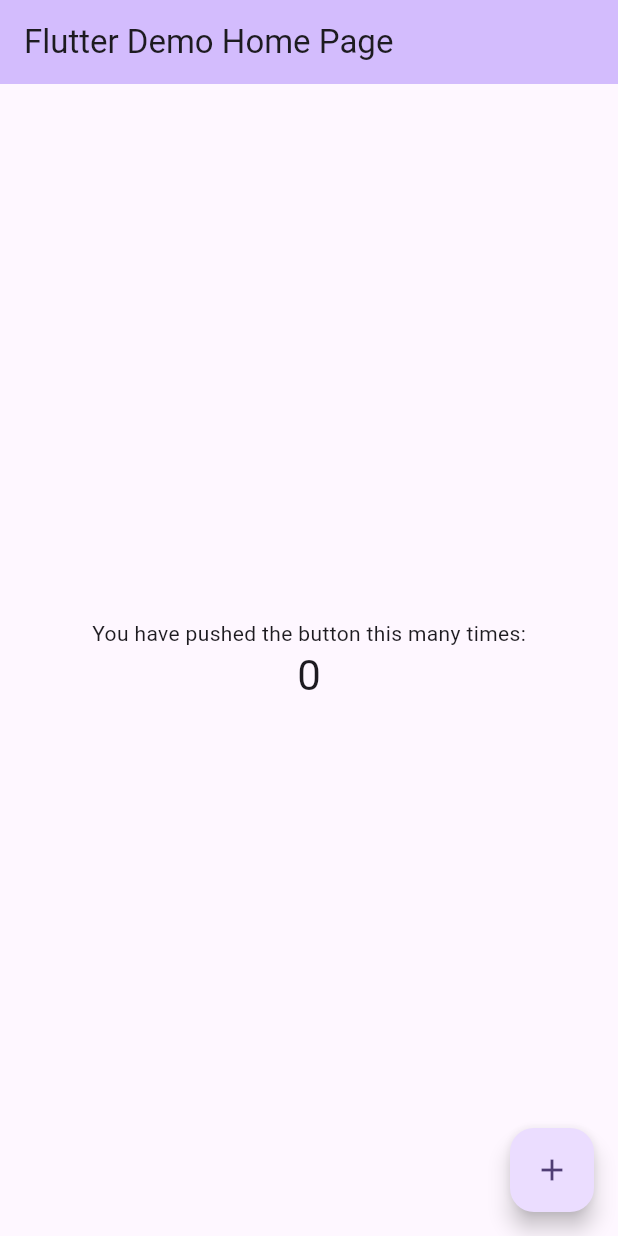
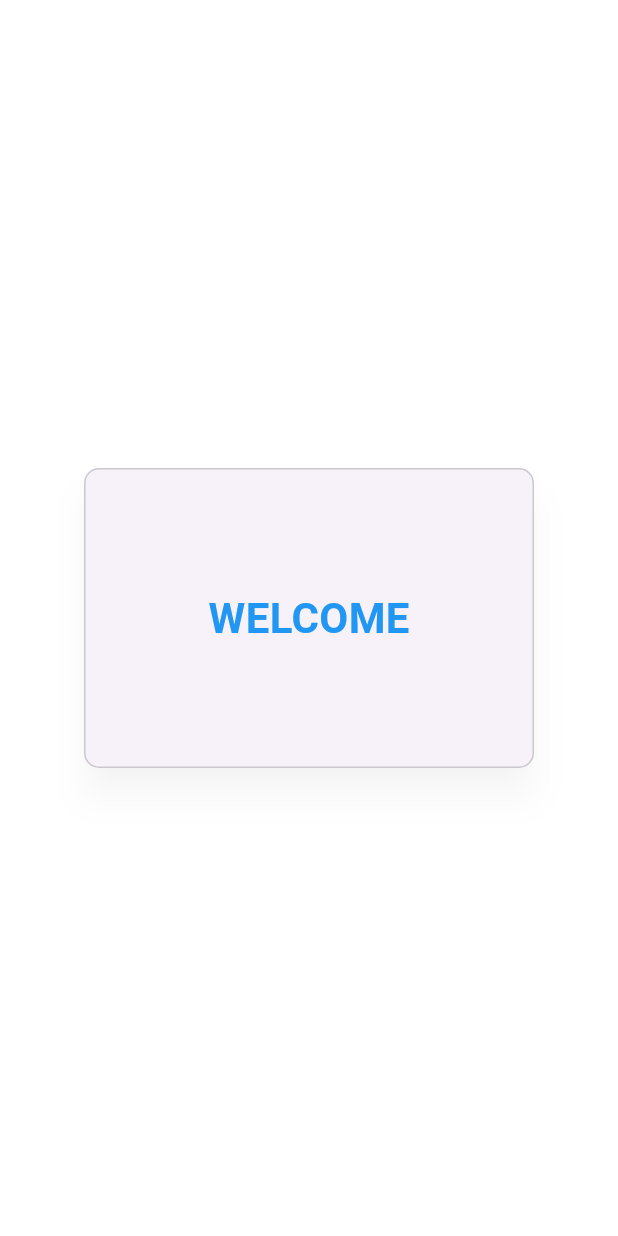
Before and after one commit to Amaanvikar/GetxFlow, a Flutter app: the first screen one second after launch, on a phone screen of 412 x 824 dp. Run offline on Flutter 3.47's test engine with Material 3 defaults, Android fonts, the phone set to English and light mode, and no system bars; our stand-ins replace get.

Commit message:
Add: get dependency and updated in splashscreen using getx

```diff
--- a/lib/main.dart
+++ b/lib/main.dart
@@ -1,125 +1,22 @@
 import 'package:flutter/material.dart';
+import 'package:get/get.dart';
+import 'package:getxflow/screens/home.dart';
+import 'package:getxflow/screens/splash.dart';
 
-void main() {
-  runApp(const MyApp());
-}
+void main() => runApp(const MyApp());
 
 class MyApp extends StatelessWidget {
   const MyApp({super.key});
 
-  // This widget is the root of your application.
   @override
   Widget build(BuildContext context) {
-    return MaterialApp(
-      title: 'Flutter Demo',
-      theme: ThemeData(
-        // This is the theme of your application.
-        //
-        // TRY THIS: Try running your application with "flutter run". You'll see
-        // the application has a purple toolbar. Then, without quitting the app,
-        // try changing the seedColor in the colorScheme below to Colors.green
-        // and then invoke "hot reload" (save your changes or press the "hot
-        // reload" button in a Flutter-supported IDE, or press "r" if you used
-        // the command line to start the app).
-        //
-        // Notice that the counter didn't reset back to zero; the application
-        // state is not lost during the reload. To reset the state, use hot
-        // restart instead.
-        //
-        // This works for code too, not just values: Most code changes can be
-        // tested with just a hot reload.
-        colorScheme: ColorScheme.fromSeed(seedColor: Colors.deepPurple),
-        useMaterial3: true,
-      ),
-      home: const MyHomePage(title: 'Flutter Demo Home Page'),
+    return GetMaterialApp(
+      debugShowCheckedModeBanner: false,
+      home: SplashScreen(),
+      getPages: [
+        GetPage(name: '/', page: () => SplashScreen()),
+        GetPage(name: '/home', page: () => HomePage()),
+      ],
     );
   }
 }
-
-class MyHomePage extends StatefulWidget {
-  const MyHomePage({super.key, required this.title});
-
-  // This widget is the home page of your application. It is stateful, meaning
-  // that it has a State object (defined below) that contains fields that affect
-  // how it looks.
-
-  // This class is the configuration for the state. It holds the values (in this
-  // case the title) provided by the parent (in this case the App widget) and
-  // used by the build method of the State. Fields in a Widget subclass are
-  // always marked "final".
-
-  final String title;
-
-  @override
-  State<MyHomePage> createState() => _MyHomePageState();
-}
-
-class _MyHomePageState extends State<MyHomePage> {
-  int _counter = 0;
-
-  void _incrementCounter() {
-    setState(() {
-      // This call to setState tells the Flutter framework that something has
-      // changed in this State, which causes it to rerun the build method below
-      // so that the display can reflect the updated values. If we changed
-      // _counter without calling setState(), then the build method would not be
-      // called again, and so nothing would appear to happen.
-      _counter++;
-    });
-  }
-
-  @override
-  Widget build(BuildContext context) {
-    // This method is rerun every time setState is called, for instance as done
-    // by the _incrementCounter method above.
-    //
-    // The Flutter framework has been optimized to make rerunning build methods
-    // fast, so that you can just rebuild anything that needs updating rather
-    // than having to individually change instances of widgets.
-    return Scaffold(
-      appBar: AppBar(
-        // TRY THIS: Try changing the color here to a specific color (to
-        // Colors.amber, perhaps?) and trigger a hot reload to see the AppBar
-        // change color while the other colors stay the same.
-        backgroundColor: Theme.of(context).colorScheme.inversePrimary,
-        // Here we take the value from the MyHomePage object that was created by
-        // the App.build method, and use it to set our appbar title.
-        title: Text(widget.title),
-      ),
-      body: Center(
-        // Center is a layout widget. It takes a single child and positions it
-        // in the middle of the parent.
-        child: Column(
-          // Column is also a layout widget. It takes a list of children and
-          // arranges them vertically. By default, it sizes itself to fit its
-          // children horizontally, and tries to be as tall as its parent.
-          //
-          // Column has various properties to control how it sizes itself and
-          // how it positions its children. Here we use mainAxisAlignment to
-          // center the children vertically; the main axis here is the vertical
-          // axis because Columns are vertical (the cross axis would be
-          // horizontal).
-          //
-          // TRY THIS: Invoke "debug painting" (choose the "Toggle Debug Paint"
-          // action in the IDE, or press "p" in the console), to see the
-          // wireframe for each widget.
-          mainAxisAlignment: MainAxisAlignment.center,
-          children: <Widget>[
-            const Text(
-              'You have pushed the button this many times:',
-            ),
-            Text(
-              '$_counter',
-              style: Theme.of(context).textTheme.headlineMedium,
-            ),
-          ],
-        ),
-      ),
-      floatingActionButton: FloatingActionButton(
-        onPressed: _incrementCounter,
-        tooltip: 'Increment',
-        child: const Icon(Icons.add),
-      ), // This trailing comma makes auto-formatting nicer for build methods.
-    );
-  }
-}
--- a/lib/screens/home.dart
+++ b/lib/screens/home.dart
@@ -0,0 +1,24 @@
+import 'package:flutter/material.dart';
+
+class HomePage extends StatelessWidget {
+  const HomePage({super.key});
+
+  @override
+  Widget build(BuildContext context) {
+    return Scaffold(
+      appBar: AppBar(
+        centerTitle: true,
+        title: Text(
+          'HomeScreen',
+          style: TextStyle(fontWeight: FontWeight.bold),
+        ),
+      ),
+      body: Center(
+        child: Column(
+          mainAxisAlignment: MainAxisAlignment.center,
+          children: [Text('This is an HomeScreen')],
+        ),
+      ),
+    );
+  }
+}
--- a/lib/screens/splash.dart
+++ b/lib/screens/splash.dart
@@ -0,0 +1,44 @@
+import 'package:flutter/material.dart';
+import 'package:get/get.dart';
+
+class SplashScreen extends StatelessWidget {
+  const SplashScreen({super.key});
+
+  @override
+  Widget build(BuildContext context) {
+    Future.delayed(Duration(seconds: 1), () {
+      Get.offNamed('/home');
+    });
+    return Scaffold(
+      backgroundColor: Colors.white,
+      body: Center(
+        child: Card(
+          shape: RoundedRectangleBorder(
+            borderRadius: BorderRadius.circular(10.0),
+          ),
+          elevation: 10,
+          shadowColor: Colors.black.withOpacity(0.2),
+          child: Container(
+            padding: EdgeInsets.all(20),
+            width: 300,
+            height: 200,
+            decoration: BoxDecoration(
+              borderRadius: BorderRadius.circular(10.0),
+              border: Border.all(color: Colors.grey.withOpacity(0.5), width: 1),
+            ),
+            child: Center(
+              child: Text(
+                'WELCOME',
+                style: TextStyle(
+                  fontSize: 28,
+                  fontWeight: FontWeight.bold,
+                  color: Colors.blue,
+                ),
+              ),
+            ),
+          ),
+        ),
+      ),
+    );
+  }
+}
--- a/pubspec.yaml
+++ b/pubspec.yaml
@@ -34,6 +34,7 @@ dependencies:
   # The following adds the Cupertino Icons font to your application.
   # Use with the CupertinoIcons class for iOS style icons.
   cupertino_icons: ^1.0.8
+  get: ^4.7.2
 
 dev_dependencies:
   flutter_test:
```
Also changed, not shown: pubspec.lock.
